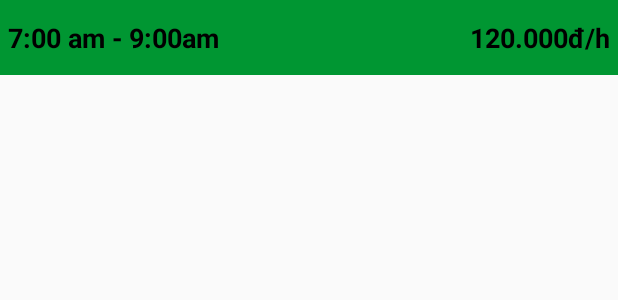
After one commit to quymm/SWP49X-FFRS, an Android app: the layout field_time_item.xml on its own in the app's theme, with its tools: preview values and no code run, on a phone screen of 412 x 824 dp. The commit adds this screen. Shown: the top 300 px of the screen. Run offline under Robolectric (Android 15) with nearby library versions, the phone set to English and light mode, and no system bars; network calls fail; Roboto replaces fonts that are not available here.

Commit message:
Update Android

```diff
--- a/source/FFRS/app/src/main/java/com/capstone/ffrs/adapter/FieldTimeAdapter.java
+++ b/source/FFRS/app/src/main/java/com/capstone/ffrs/adapter/FieldTimeAdapter.java
@@ -16,7 +16,7 @@ import java.util.List;
  * Created by HuanPMSE61860 on 10/2/2017.
  */
 
-public class FieldTimeAdapter extends RecyclerView.Adapter<FieldTimeAdapter.MyViewHolder>{
+public class FieldTimeAdapter extends RecyclerView.Adapter<FieldTimeAdapter.MyViewHolder> {
 
     private List<FieldTime> timeList;
     private Context context;
@@ -31,7 +31,7 @@ public class FieldTimeAdapter extends RecyclerView.Adapter<FieldTimeAdapter.MyVi
 
     @Override
     public FieldTimeAdapter.MyViewHolder onCreateViewHolder(ViewGroup parent, int viewType) {
-        View rootView = inflater.inflate(R.layout.fields_item, parent, false);
+        View rootView = inflater.inflate(R.layout.field_time_item, parent, false);
         return new FieldTimeAdapter.MyViewHolder(rootView);
     }
 
--- /dev/null
+++ b/source/FFRS/app/src/main/res/layout/field_time_item.xml
@@ -0,0 +1,37 @@
+<?xml version="1.0" encoding="utf-8"?>
+<LinearLayout xmlns:android="http://schemas.android.com/apk/res/android"
+    android:layout_width="fill_parent"
+    android:layout_height="wrap_content"
+    android:layout_marginBottom="5dp"
+    android:layout_weight="7"
+    android:background="#009632"
+    android:orientation="horizontal">
+
+    <TextView
+        android:id="@+id/time_frame"
+        android:layout_width="0dp"
+        android:layout_height="50dp"
+        android:layout_weight="4"
+
+
+        android:gravity="center_vertical"
+        android:padding="5dp"
+        android:text="7:00 am - 9:00am"
+        android:textColor="@android:color/black"
+        android:textSize="18sp"
+        android:textStyle="bold" />
+
+    <TextView
+        android:id="@+id/hour_price"
+        android:layout_width="0dp"
+        android:layout_height="50dp"
+        android:layout_weight="3"
+
+        android:gravity="center_vertical"
+        android:padding="5dp"
+        android:text="120.000đ/h"
+        android:textAlignment="textEnd"
+        android:textColor="@android:color/black"
+        android:textSize="18sp"
+        android:textStyle="bold" />
+</LinearLayout>
```
Also changed, not shown: source/FFRS/app/src/main/java/com/capstone/ffrs/FieldSuggestActivity.java (+42 -39 lines), source/FFRS/app/src/main/java/com/capstone/ffrs/FieldTimeActivity.java (+8 -0 lines), source/FFRS/app/src/main/java/com/capstone/ffrs/LoginActivity.java (+6 -2 lines), source/FFRS/app/src/main/java/com/capstone/ffrs/adapter/FieldAdapter.java (+20 -6 lines), source/FFRS/app/src/main/res/layout/field_item.xml (added, +45 -0 lines), source/FFRS/app/src/main/res/layout/fields_item.xml (deleted, +0 -52 lines).
